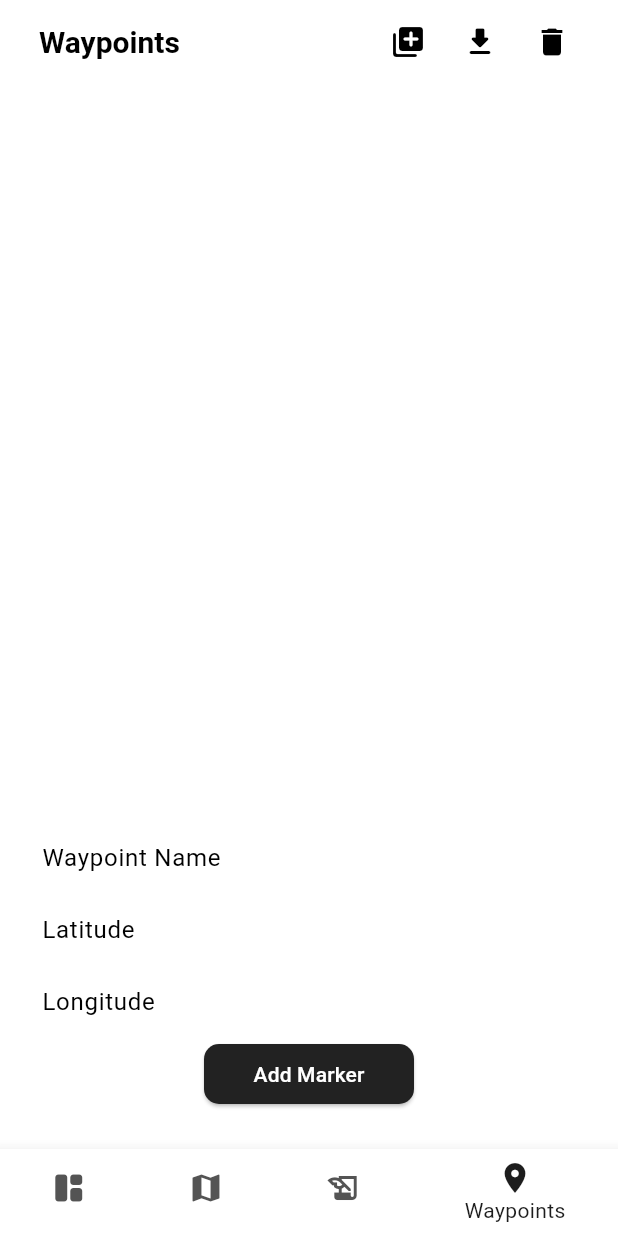
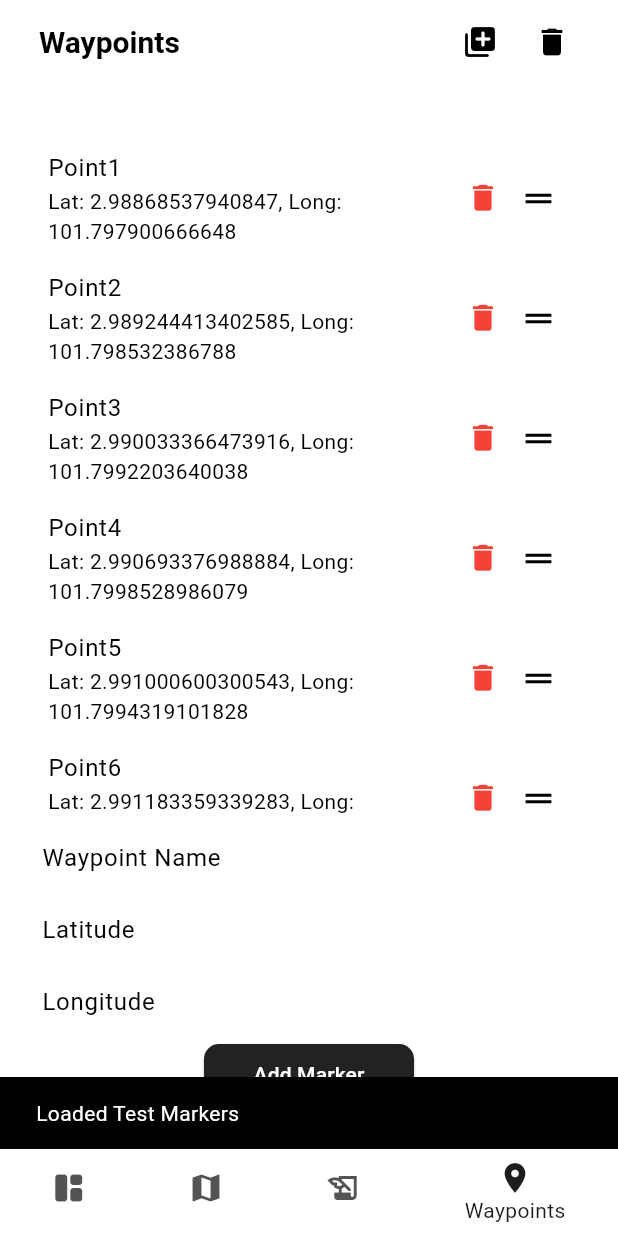
Before and after one commit to mrclputra/geolocator_test, a Flutter app: the screen it shows after launch, item 4 of the bottom bar chosen, after a tap on the "library add" icon, on a phone screen of 412 x 824 dp. Run offline on Flutter 3.47's test engine with Material 3 defaults, Android fonts, the phone set to English and light mode, and no system bars; our stand-ins replace fl_chart, geolocator, google_maps_flutter; missing offline and left inert: flutter_excel.

Commit message:
splash screen, placeholder pathing, some cleaning

```diff
--- a/lib/main.dart
+++ b/lib/main.dart
@@ -1,5 +1,6 @@
 import 'package:flutter/material.dart';
-import 'package:geolocator_test/home.dart';
+// import 'package:geolocator_test/home.dart';
+import 'package:geolocator_test/pages/splash_screen.dart';
 
 void main() {
   runApp(const MainApp());
@@ -18,7 +19,7 @@ class MainApp extends StatelessWidget {
             primary: Colors.blueGrey,
             secondary: Colors.teal,
           )),
-      home: const PageManager(),
+      home: const SplashPage(),
     );
   }
 }
--- a/lib/other/location_service.dart
+++ b/lib/other/location_service.dart
@@ -1,6 +1,5 @@
 import 'dart:convert';
 
-import 'package:flutter/material.dart';
 import 'package:geolocator/geolocator.dart';
 import 'package:google_maps_flutter/google_maps_flutter.dart';
 
@@ -57,9 +56,9 @@ class LocationService {
     // create a polyline said points
     final Polyline polyline = Polyline(
       polylineId: polylineId,
-      color: Colors.red, // set polyline color here
+      color: const ui.Color.fromARGB(255, 209, 39, 26), // set polyline color here
       points: points,
-      width: 4,
+      width: 6,
     );
 
     // update the polyLines map
@@ -76,7 +75,7 @@ class LocationService {
 
   // load custom marker icon
   Future<void> _loadCustomMarkerIcon() async {
-    final Uint8List markerIcon = await getBytesFromAsset('lib/assets/waypoint2.png', 56); // set custom waypoint icon size here
+    final Uint8List markerIcon = await getBytesFromAsset('lib/assets/waypoint.png', 54); // set custom waypoint icon size here
     // ignore: deprecated_member_use
     _customWaypointMarker = BitmapDescriptor.fromBytes(markerIcon);
   }
@@ -190,7 +189,7 @@ class LocationService {
   void addMarker(LatLng position, String name) async {
     // check for duplicate marker names and modify the name if needed
     String newName = name;
-    int count = 1;
+    int count = 1; // define filename postfix
     while (markers.any((marker) => marker.markerId.value == newName)) {
       newName = '$name' '_' '$count';
       count++;
@@ -206,6 +205,7 @@ class LocationService {
           snippet: 'Lat: ${position.latitude}, Long: ${position.longitude}',
         ),
         icon: icon,
+        anchor: const Offset(0.5, 0.8), // center the icon
       ),
     );
 
@@ -219,4 +219,11 @@ class LocationService {
     _saveMarkersToFile();
     updatePolylines();
   }
+
+  // clear all markers
+  void deleteAllMarkers() {
+    markers.clear();
+    _saveMarkersToFile();
+    updatePolylines();
+  }
 }
--- a/lib/pages/markers.dart
+++ b/lib/pages/markers.dart
@@ -30,6 +30,52 @@ class _MarkersPageState extends State<MarkersPage> {
     });
   }
 
+  void _loadPlaceholderMarkers() async {
+    _locationService.deleteAllMarkers();
+
+    final markerData = [
+      {'position': const LatLng(2.98868537940847, 101.797900666648), 'name': 'Point1'},
+      {'position': const LatLng(2.989244413402585, 101.798532386788), 'name': 'Point2'},
+      {'position': const LatLng(2.990033366473916, 101.7992203640038), 'name': 'Point3'},
+      {'position': const LatLng(2.990693376988884, 101.7998528986079), 'name': 'Point4'},
+      {'position': const LatLng(2.991000600300543, 101.7994319101828), 'name': 'Point5'},
+      {'position': const LatLng(2.991183359339283, 101.7991375626299), 'name': 'Point6'},
+      {'position': const LatLng(2.991274168478034, 101.7990393874386), 'name': 'Point7'},
+      {'position': const LatLng(2.991459196578864, 101.7990096733906), 'name': 'Point8'},
+      {'position': const LatLng(2.991595308080111, 101.7993332308529), 'name': 'Point9'},
+      {'position': const LatLng(2.991796846335147, 101.7999538794936), 'name': 'Point10'},
+      {'position': const LatLng(2.992068945072041, 101.8006967136011), 'name': 'Point11'},
+      {'position': const LatLng(2.992232580409363, 101.8013141468541), 'name': 'Point12'},
+      {'position': const LatLng(2.992287199282622, 101.8019154540598), 'name': 'Point13'},
+      {'position': const LatLng(2.992245838393786, 101.8023254031128), 'name': 'Point14'},
+      {'position': const LatLng(2.992120704542342, 101.8028650186327), 'name': 'Point15'},
+      {'position': const LatLng(2.992102013457163, 101.8028982936435), 'name': 'Point16'},
+      {'position': const LatLng(2.992633673121985, 101.8031629498947), 'name': 'Point17'},
+      {'position': const LatLng(2.992763972446477, 101.8031904578254), 'name': 'Point18'},
+      {'position': const LatLng(2.99464656257988, 101.8027092595519), 'name': 'Point19'},
+      {'position': const LatLng(2.994751238107307, 101.8030916538442), 'name': 'Point20'},
+      {'position': const LatLng(2.994972827645898, 101.8029886791101), 'name': 'Point21'},
+      {'position': const LatLng(2.995632011314621, 101.8029304572101), 'name': 'Point22'},
+      {'position': const LatLng(2.996467781200925, 101.8028909097834), 'name': 'Point23'},
+      {'position': const LatLng(2.997295857294304, 101.8027997294445), 'name': 'Point24'},
+      {'position': const LatLng(2.997095632111799, 101.8017599383495), 'name': 'Point25'},
+      {'position': const LatLng(2.996881125760533, 101.8008371099352), 'name': 'Point26'},
+      {'position': const LatLng(2.996904451522328, 101.8005968320921), 'name': 'Point27'},
+      {'position': const LatLng(2.996992184098294, 101.8004923529445), 'name': 'Point28'},
+      {'position': const LatLng(2.997088815271175, 101.799618825858), 'name': 'Point29'},
+      {'position': const LatLng(2.997184074399046, 101.7995369555329), 'name': 'Point30'},
+      {'position': const LatLng(2.997858984062179, 101.799581144598), 'name': 'Point31'},
+      {'position': const LatLng(2.99793504362245, 101.7987814808774), 'name': 'Point32'},
+    ];
+
+    // add markers with a loop
+    for (var marker in markerData) {
+      _locationService.addMarker(marker['position'] as LatLng, marker['name'] as String); // type cast
+    }
+
+    setState(() {}); // refresh UI
+  }
+
   // UI
   @override
   Widget build(BuildContext context) {
@@ -54,20 +100,27 @@ class _MarkersPageState extends State<MarkersPage> {
                   icon: const Icon(Icons.library_add_rounded),
                   onPressed: () {
                     // call waypoint excel import
+                    _loadPlaceholderMarkers();
+
+                    ScaffoldMessenger.of(context).showSnackBar(const SnackBar(content: Text('Loaded Test Markers')));
                   },
                 ),
-                IconButton(
-                  icon: const Icon(Icons.download_rounded),
-                  onPressed: () {
-                    // implement download markers excel here
-                    // _downloadExcelFile();
-                  },
-                ),
+                // IconButton(
+                //   icon: const Icon(Icons.download_rounded),
+                //   onPressed: () {
+                //     // implement download markers excel here
+                //     // _downloadExcelFile();
+                //   },
+                // ),
                 IconButton(
                   icon: const Icon(Icons.delete),
                   onPressed: () {
                     // implement confirmation screen
                     // implement clear screen here
+                    _locationService.deleteAllMarkers();
+                    setState(() {}); // refresh UI
+
+                    ScaffoldMessenger.of(context).showSnackBar(const SnackBar(content: Text('Deleted Markers')));
                   },
                 )
               ],
@@ -151,7 +204,7 @@ class _MarkersPageState extends State<MarkersPage> {
                 minimumSize: const Size(140, 40),
               ),
               onPressed: () {
-                final name = _nameController.text;
+                final name = _nameController.text.trim().replaceAll(' ', '_'); // remove spaces
                 final lat = double.tryParse(_latController.text);
                 final long = double.tryParse(_longController.text);
 
--- /dev/null
+++ b/lib/pages/splash_screen.dart
@@ -0,0 +1,38 @@
+import 'dart:async';
+
+import 'package:flutter/material.dart';
+import 'package:geolocator_test/home.dart';
+
+class SplashPage extends StatefulWidget {
+  const SplashPage({super.key});
+
+  @override
+  State<SplashPage> createState() => _SplashPageState();
+}
+
+class _SplashPageState extends State<SplashPage> {
+  @override
+  void initState() {
+    super.initState();
+
+    // navigate to map after 5 seconds
+    Timer(const Duration(seconds: 3), () {
+      Navigator.of(context).pushReplacement(
+        MaterialPageRoute(builder: (_) => PageManager()),
+      );
+    });
+  }
+
+  @override
+  Widget build(BuildContext context) {
+    return Scaffold(
+      body: Center(
+        child: Image.asset(
+          'lib/assets/progrid_black.png',
+          width: 350,
+        ),
+      ),
+      backgroundColor: Colors.white,
+    );
+  }
+}
--- a/pubspec.yaml
+++ b/pubspec.yaml
@@ -72,6 +72,7 @@ flutter:
 
   assets:
     - lib/assets/waypoint.png
+    - lib/assets/progrid_black.png
 
   # An image asset can refer to one or more resolution-specific "variants", see
   # https://flutter.dev/to/resolution-aware-images
```
Also changed, not shown: lib/assets/progrid_black.png (added), lib/assets/waypoint.png, lib/assets/waypoint2.png (deleted), 1 other file.
